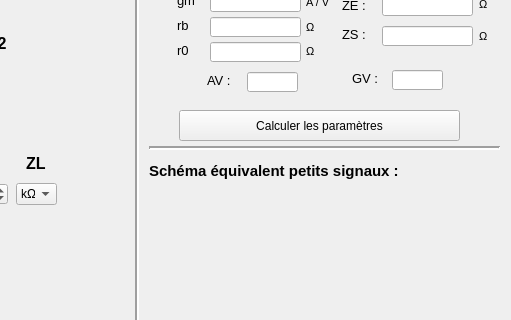
Qt form UI/EC.ui (VBA-N7/calculus_transistor) before a commit; both pictures show x 474 to 985 and y 140 to 460 of the 985 by 615 pixel window.
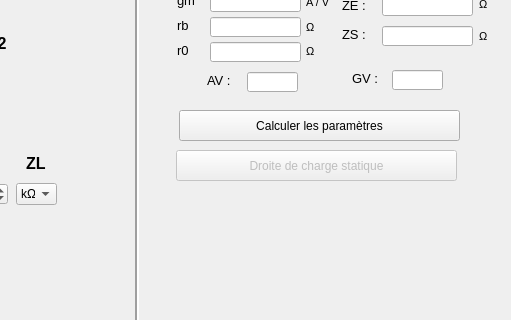
The same form after that commit. Icons and pictures are not drawn.

Commit message: Adding DDC appart : -Implémentation de la droite de charge statique & dynamique sur l'emetteur commun non dégénéré.

Diff of the .ui file:
```diff
--- a/UI/EC.ui
+++ b/UI/EC.ui
@@ -853,22 +853,6 @@
      <string>Paramètres modèle dynamique :</string>
     </property>
    </widget>
-   <widget class="Line" name="line_2">
-    <property name="geometry">
-     <rect>
-      <x>623</x>
-      <y>280</y>
-      <width>351</width>
-      <height>16</height>
-     </rect>
-    </property>
-    <property name="lineWidth">
-     <number>2</number>
-    </property>
-    <property name="orientation">
-     <enum>Qt::Horizontal</enum>
-    </property>
-   </widget>
    <widget class="QLabel" name="label_16">
     <property name="geometry">
      <rect>
@@ -1243,27 +1227,6 @@
      </rect>
     </property>
    </widget>
-   <widget class="QLabel" name="label_27">
-    <property name="geometry">
-     <rect>
-      <x>623</x>
-      <y>300</y>
-      <width>251</width>
-      <height>21</height>
-     </rect>
-    </property>
-    <property name="font">
-     <font>
-      <family>Arial</family>
-      <pointsize>11</pointsize>
-      <weight>75</weight>
-      <bold>true</bold>
-     </font>
-    </property>
-    <property name="text">
-     <string>Schéma équivalent petits signaux :</string>
-    </property>
-   </widget>
    <widget class="QPushButton" name="BP_start_calculus">
     <property name="geometry">
      <rect>
@@ -1512,6 +1475,22 @@
      <string>V</string>
     </property>
    </widget>
+   <widget class="QPushButton" name="BP_DDC">
+    <property name="enabled">
+     <bool>false</bool>
+    </property>
+    <property name="geometry">
+     <rect>
+      <x>650</x>
+      <y>290</y>
+      <width>281</width>
+      <height>31</height>
+     </rect>
+    </property>
+    <property name="text">
+     <string>Droite de charge statique</string>
+    </property>
+   </widget>
    <zorder>label</zorder>
    <zorder>Rb1_V</zorder>
    <zorder>Rb1_E</zorder>
```
Left out of the diff: 3 changed lines with no effect on the pictures. The commit also changes 3 other files.
